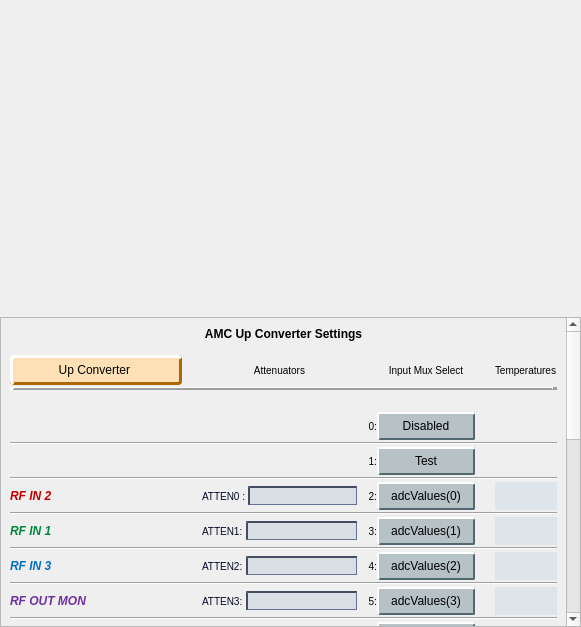
Old version of the form individuals/upconverter_mux_select.ui in the repository cristinasewell/ATCA_PyDM_Screens.
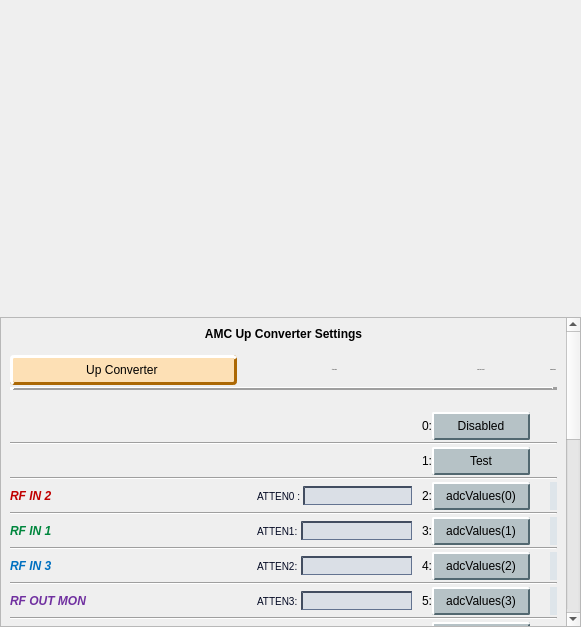
New version of the form. Custom widgets are drawn as their Qt base class.

Commit message: Fix layout - looks ok now

```diff
--- a/individuals/upconverter_mux_select.ui
+++ b/individuals/upconverter_mux_select.ui
@@ -61,9 +61,6 @@
   border-color: rgb(66,77,96);
   border-style: inset;
   border-width: 2px 1px 1px 2px;
-}
-QLabel {
-  font-size: 10px;
 }</string>
   </property>
   <layout class="QGridLayout" name="gridLayout">
@@ -113,7 +110,7 @@
           <x>0</x>
           <y>0</y>
           <width>567</width>
-          <height>610</height>
+          <height>768</height>
          </rect>
         </property>
         <layout class="QVBoxLayout" name="verticalLayout_2">
```
The commit also changes 3 other files.
